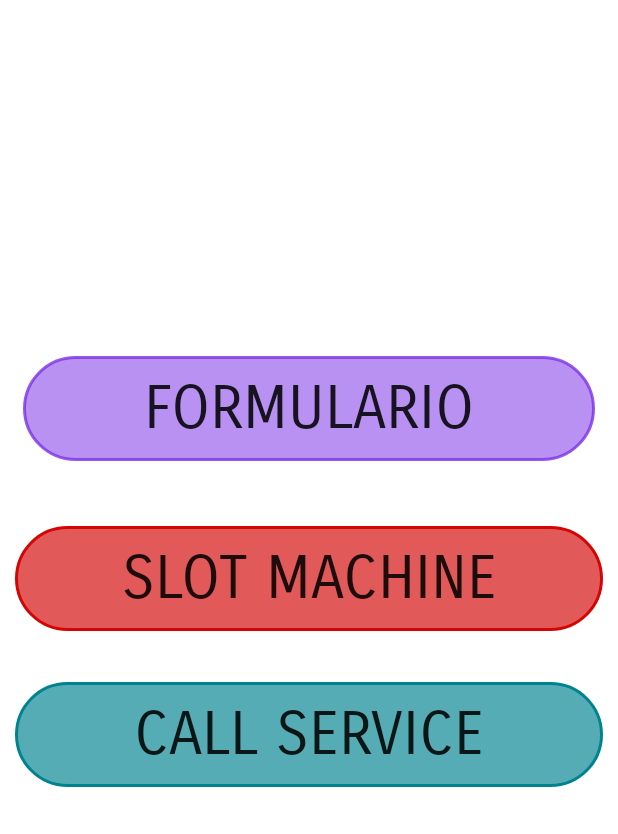
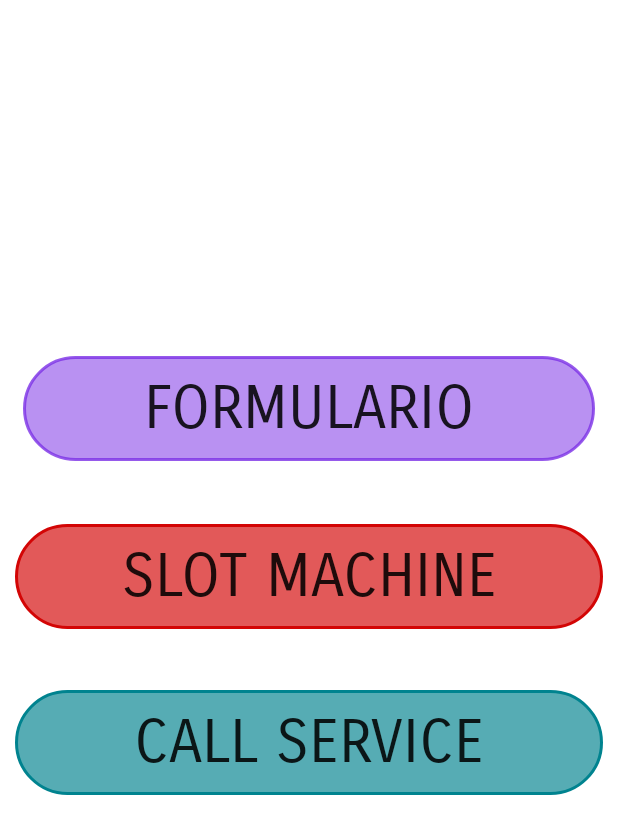
Before and after one commit to Alex-tremo5/idk, an Android app: the layout activity_main.xml on its own in the app's theme, with its tools: preview values and no code run, on a phone screen of 412 x 824 dp. Shown: the top 834 px of the screen. Run offline under Robolectric (Android 15) with nearby library versions, the light colour scheme and no system bars.

Commit message:
fix call service button

```diff
--- a/app/src/main/res/layout/activity_main.xml
+++ b/app/src/main/res/layout/activity_main.xml
@@ -44,7 +44,7 @@
         app:layout_constraintHorizontal_bias="0.0"
         app:layout_constraintStart_toStartOf="parent"
         app:layout_constraintTop_toTopOf="parent"
-        app:layout_constraintVertical_bias="0.465"
+        app:layout_constraintVertical_bias="0.463"
         tools:ignore="InvalidId"
         app:layout_constraintBottom_toBottomOf="parent"/>
 
@@ -52,23 +52,23 @@
         android:id="@+id/btCall"
         android:layout_width="match_parent"
         android:layout_height="70dp"
-        android:background="@drawable/edge"
         android:layout_marginStart="10dp"
         android:layout_marginLeft="10dp"
         android:layout_marginEnd="10dp"
         android:layout_marginRight="10dp"
+        android:background="@drawable/edge"
+        android:backgroundTint="#00838F"
         android:fontFamily="sans-serif-smallcaps"
-        android:backgroundTint="#00838F"
-        app:layout_constraintHorizontal_bias="0.551"
         android:gravity="center"
         android:orientation="vertical"
         android:text="@string/call"
         android:textSize="40sp"
         app:layout_constraintBottom_toBottomOf="parent"
         app:layout_constraintEnd_toEndOf="parent"
+        app:layout_constraintHorizontal_bias="0.0"
         app:layout_constraintStart_toStartOf="parent"
-        app:layout_constraintTop_toBottomOf="@+id/btSlot"
-        app:layout_constraintVertical_bias="0.102" />
+        app:layout_constraintTop_toTopOf="parent"
+        app:layout_constraintVertical_bias="0.610" />
 
 
 </androidx.constraintlayout.widget.ConstraintLayout>
```
